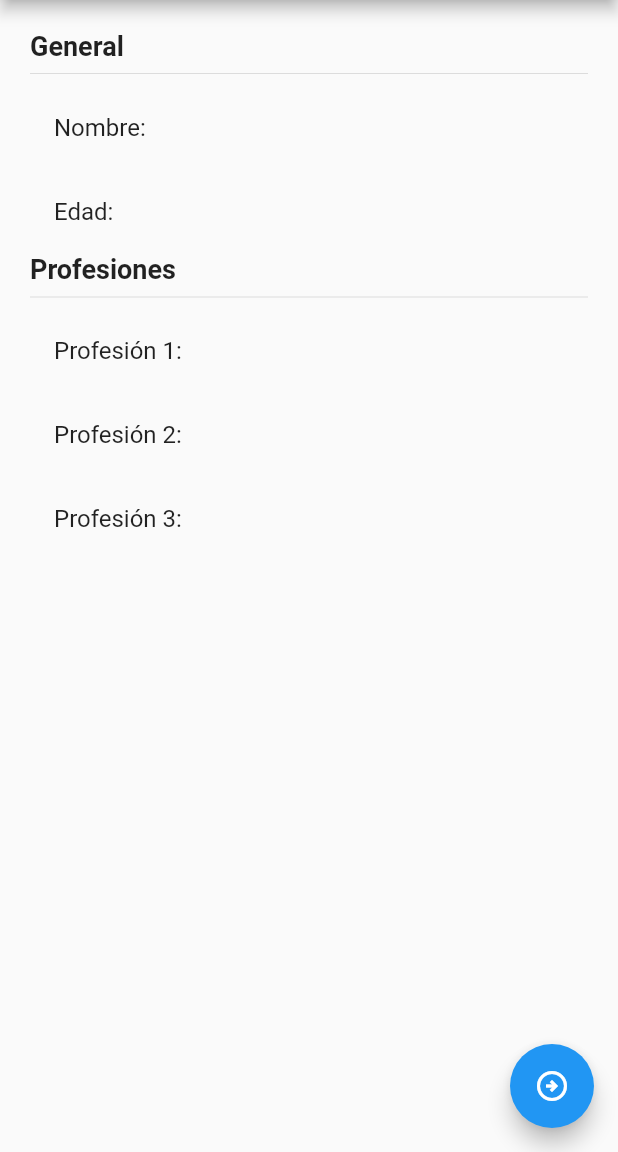
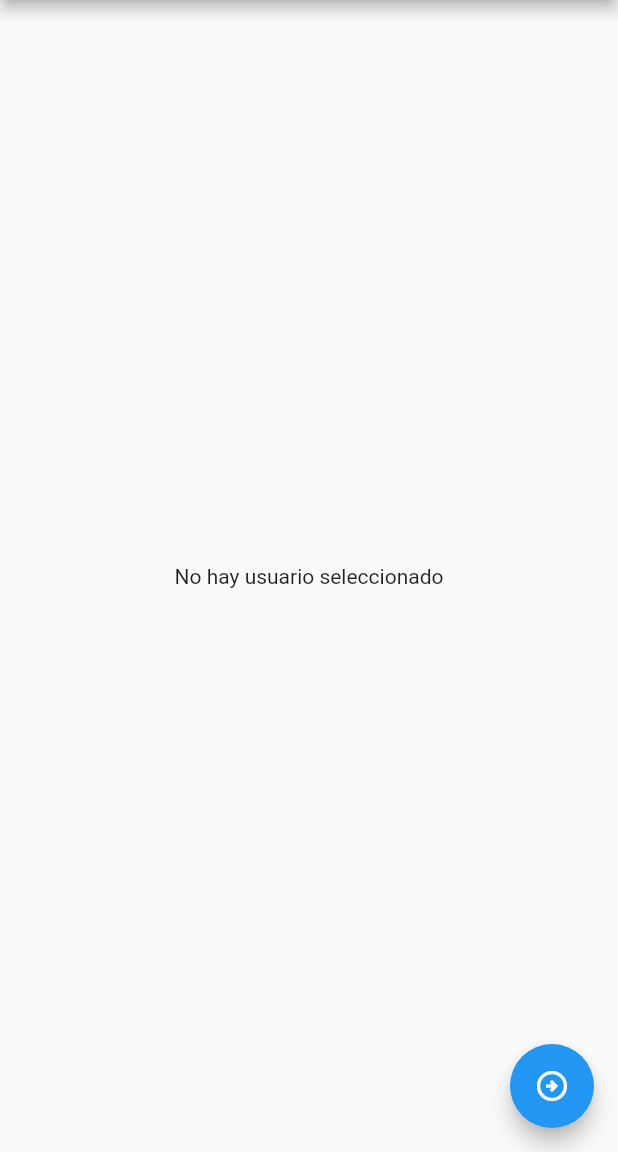
Before and after one commit to jcblastor/app_state, a Flutter app: the screen it shows after launch, on a phone screen of 412 x 824 dp, the part 84-1236 px from its top. Run offline on Flutter 3.47's test engine with Material 2 defaults, Android fonts, the phone set to English and light mode, and no system bars; our stand-ins replace get.

```diff
--- /dev/null
+++ b/lib/controllers/user_controller.dart
@@ -0,0 +1,24 @@
+import 'package:get/get.dart';
+import 'package:state_app/models/user.dart';
+
+class UserController extends GetxController {
+  RxBool existUser = false.obs;
+  Rx<User> user = User().obs;
+
+  void uploadUser(User user) {
+    existUser.value = true;
+    this.user.value = user;
+  }
+
+  void changeAge(int age) {
+    user.update((val) {
+      val!.age = age;
+    });
+  }
+
+  void addProfession(String profession) {
+    user.update((val) {
+      val!.professions = [...?val.professions, profession];
+    });
+  }
+}
--- a/lib/main.dart
+++ b/lib/main.dart
@@ -1,4 +1,5 @@
 import 'package:flutter/material.dart';
+import 'package:get/get.dart';
 
 import 'package:state_app/screen/screen.dart';
 
@@ -9,14 +10,21 @@ class MyApp extends StatelessWidget {
 
   @override
   Widget build(BuildContext context) {
-    return MaterialApp(
+    return GetMaterialApp(
       title: 'Material App',
       debugShowCheckedModeBanner: false,
       initialRoute: 'screenOne',
+      // para trabajar con rutas en getx
+      getPages: [
+        GetPage(name: '/screenOne', page: () => const PageOneScreen()),
+        GetPage(name: '/screenTwo', page: () => const PageTwoScreen()),
+      ],
+      /*
       routes: {
         'screenOne': (_) => const PageOneScreen(),
         'screenTwo': (_) => const PageTwoScreen(),
       },
+      */
     );
   }
 }
--- a/lib/models/user.dart
+++ b/lib/models/user.dart
@@ -1,7 +1,7 @@
 class User {
-  String name;
-  int age;
-  List<String> professions;
+  String? name;
+  int? age;
+  List<String>? professions;
 
-  User(this.name, this.age, this.professions);
+  User({this.name, this.age, this.professions});
 }
--- a/lib/screen/page_one_screen.dart
+++ b/lib/screen/page_one_screen.dart
@@ -1,25 +1,55 @@
 import 'package:flutter/material.dart';
+import 'package:get/get.dart';
+import 'package:state_app/controllers/user_controller.dart';
+import 'package:state_app/models/user.dart';
+
+import 'package:state_app/screen/screen.dart';
 
 class PageOneScreen extends StatelessWidget {
   const PageOneScreen({Key? key}) : super(key: key);
 
   @override
   Widget build(BuildContext context) {
+    final userCtrl = Get.put(UserController());
+
     return Scaffold(
       appBar: AppBar(
         centerTitle: true,
         title: const Text('Screen One'),
       ),
-      body: _InfoUser(),
+      body: Obx(
+        () => userCtrl.existUser.value
+            ? _InfoUser(
+                user: userCtrl.user.value,
+              )
+            : _NoInfo(),
+      ),
       floatingActionButton: FloatingActionButton(
         child: const Icon(Icons.arrow_circle_right_outlined),
-        onPressed: () => Navigator.pushNamed(context, 'screenTwo'),
+        // onPressed: () => Navigator.pushNamed(context, 'screenTwo'),
+        onPressed: () => Get.to(
+          () => const PageTwoScreen(),
+          arguments: {'name': 'Carlos'},
+        ),
       ),
     );
   }
 }
 
+class _NoInfo extends StatelessWidget {
+  @override
+  Widget build(BuildContext context) {
+    return const Center(child: Text('No hay usuario seleccionado'));
+  }
+}
+
 class _InfoUser extends StatelessWidget {
+  final User user;
+
+  const _InfoUser({
+    required this.user,
+  });
+
   @override
   Widget build(BuildContext context) {
     return Container(
@@ -28,22 +58,20 @@ class _InfoUser extends StatelessWidget {
       padding: const EdgeInsets.all(20),
       child: Column(
         crossAxisAlignment: CrossAxisAlignment.start,
-        children: const [
-          Text(
+        children: [
+          const Text(
             'General',
             style: TextStyle(fontSize: 18, fontWeight: FontWeight.bold),
           ),
-          Divider(),
-          ListTile(title: Text('Nombre: ')),
-          ListTile(title: Text('Edad: ')),
-          Text(
+          const Divider(),
+          ListTile(title: Text('Nombre: ${user.name}')),
+          ListTile(title: Text('Edad: ${user.age}')),
+          const Text(
             'Profesiones',
             style: TextStyle(fontSize: 18, fontWeight: FontWeight.bold),
           ),
-          Divider(),
-          ListTile(title: Text('Profesión 1: ')),
-          ListTile(title: Text('Profesión 2: ')),
-          ListTile(title: Text('Profesión 3: ')),
+          const Divider(),
+          ...user.professions!.map((prof) => ListTile(title: Text(prof)))
         ],
       ),
     );
--- a/pubspec.yaml
+++ b/pubspec.yaml
@@ -34,6 +34,7 @@ dependencies:
   # The following adds the Cupertino Icons font to your application.
   # Use with the CupertinoIcons class for iOS style icons.
   cupertino_icons: ^1.0.2
+  get: ^4.6.5
 
 dev_dependencies:
   flutter_test:
```
Also changed, not shown: lib/screen/page_two_screen.dart (+22 -4 lines), pubspec.lock.
